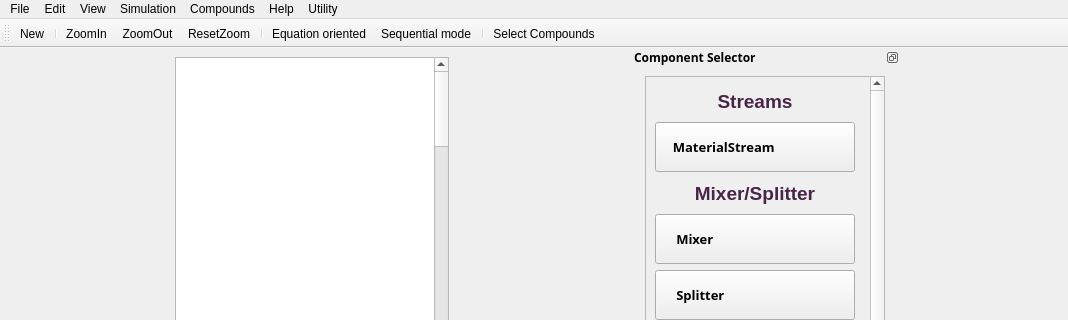
FOSSEE/Chemical-Simulator-GUI, file main.ui: the form before one commit; both pictures show x 0 to 1068 and y 0 to 320 of the 1068 by 803 pixel window.
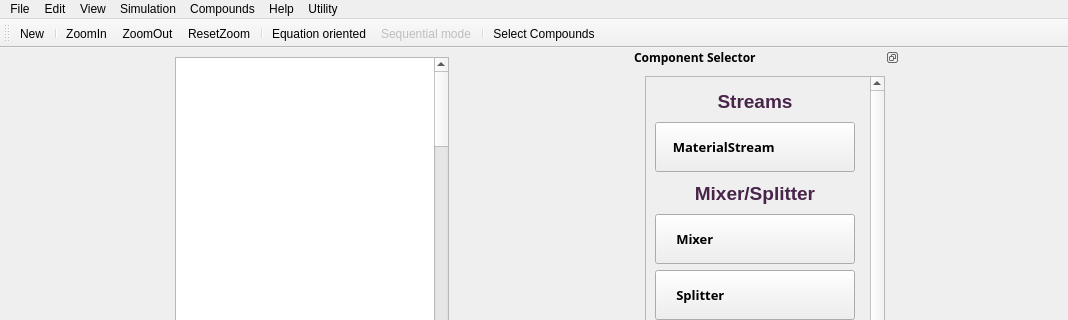
The form after the commit. Icons and pictures are not drawn.

Commit message:
Disabling SM Simulation Mode
some changes have been made to BinaryEnvelopes.mo

The edit to the form file:
```diff
--- a/main.ui
+++ b/main.ui
@@ -2064,6 +2064,9 @@
    </property>
   </action>
   <action name="actionSequentialMode">
+   <property name="enabled">
+    <bool>false</bool>
+   </property>
    <property name="icon">
     <iconset>
      <normaloff>Icons/sq.png</normaloff>Icons/sq.png</iconset>
```
The commit also changes 1 other file.
